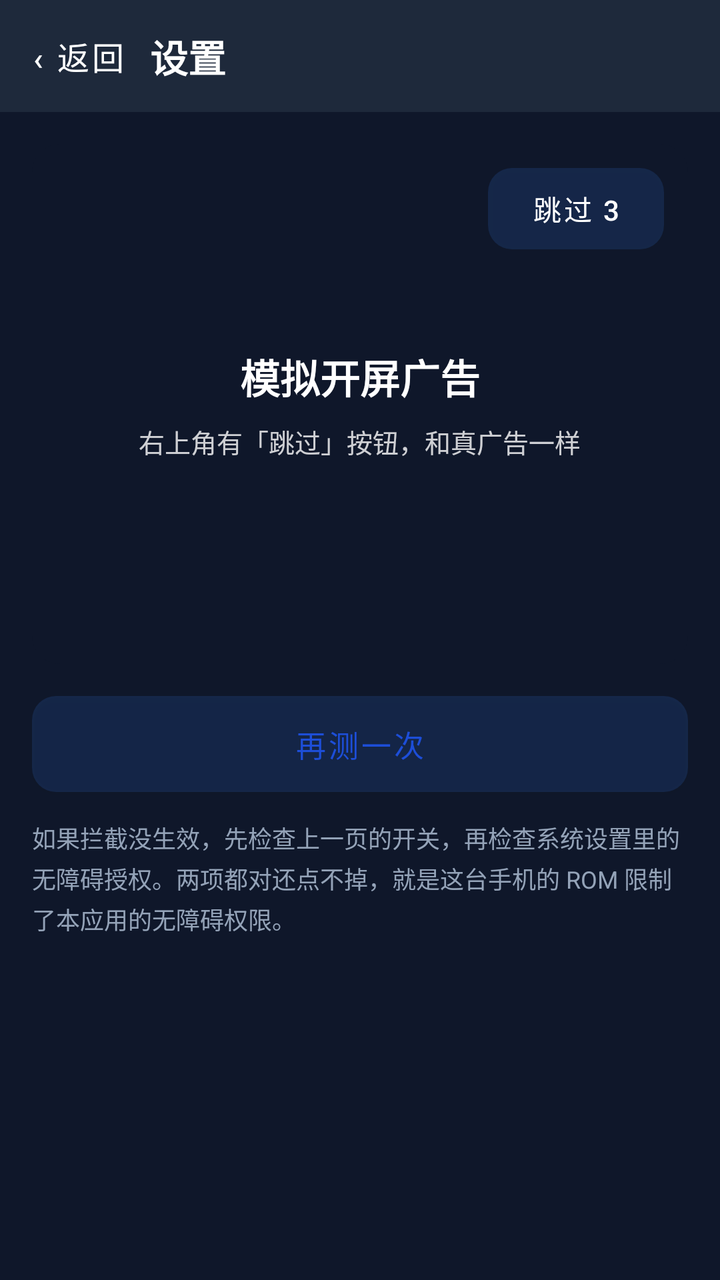
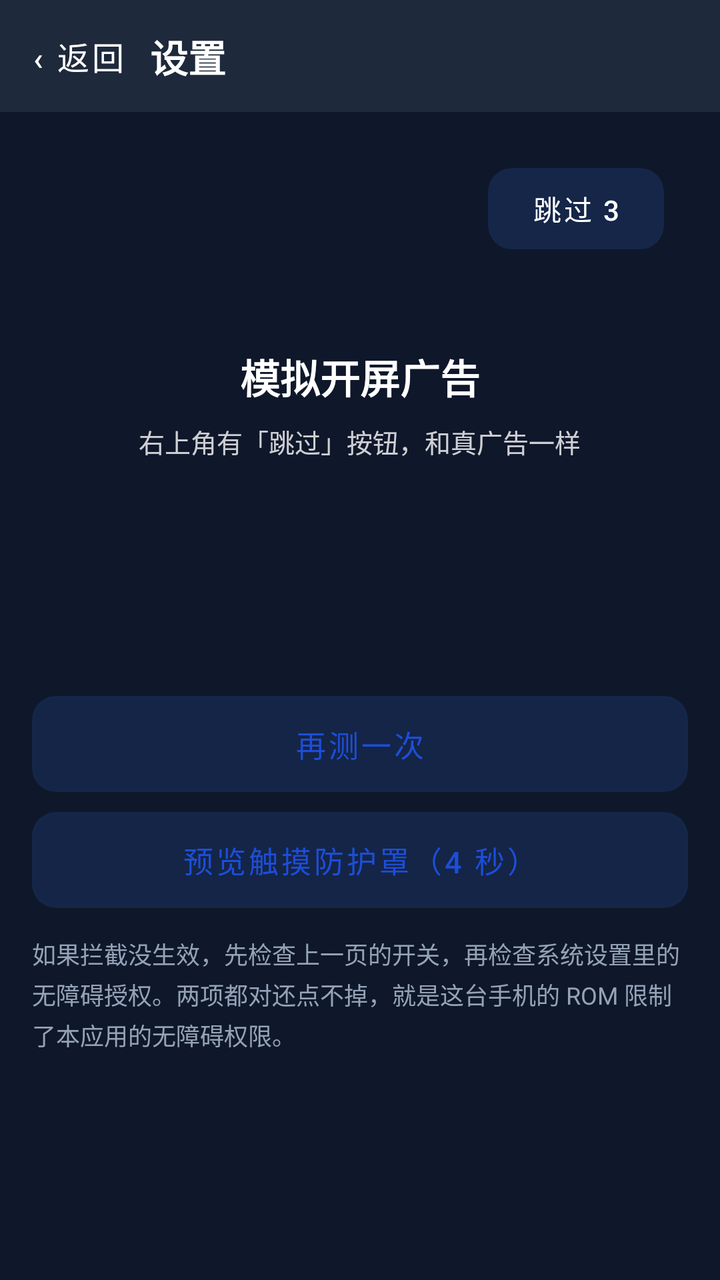

The first picture is an Android layout as it rendered before a commit; the second is the same layout after the commit. The layout source and the unified diff follow.
<!-- AndroidManifest.xml: application theme Theme.AntiFraudGuard -->
<!-- res/layout/activity_ad_skip_test.xml -->
<?xml version="1.0" encoding="utf-8"?>
<LinearLayout xmlns:android="http://schemas.android.com/apk/res/android"
    android:layout_width="match_parent"
    android:layout_height="match_parent"
    android:orientation="vertical"
    android:background="?attr/appBg">

    <include
        android:id="@+id/topbar"
        layout="@layout/layout_settings_topbar" />

    <ScrollView
        android:layout_width="match_parent"
        android:layout_height="0dp"
        android:layout_weight="1">

        <LinearLayout
            android:layout_width="match_parent"
            android:layout_height="wrap_content"
            android:orientation="vertical"
            android:padding="16dp"
            android:paddingBottom="32dp">

            
            <FrameLayout
                android:layout_width="match_parent"
                android:layout_height="260dp"
                android:background="@drawable/bg_ad_preview">

                <LinearLayout
                    android:layout_width="match_parent"
                    android:layout_height="match_parent"
                    android:gravity="center"
                    android:orientation="vertical">

                    <TextView
                        android:layout_width="wrap_content"
                        android:layout_height="wrap_content"
                        android:text="模拟开屏广告"
                        android:textColor="#FFFFFF"
                        android:textSize="20sp"
                        android:textStyle="bold" />

                    <TextView
                        android:layout_width="wrap_content"
                        android:layout_height="wrap_content"
                        android:layout_marginTop="8dp"
                        android:text="右上角有「跳过」按钮，和真广告一样"
                        android:textColor="#CCFFFFFF"
                        android:textSize="13sp" />
                </LinearLayout>

                <Button
                    android:id="@+id/btn_skip"
                    android:layout_width="wrap_content"
                    android:layout_height="wrap_content"
                    android:layout_gravity="top|end"
                    android:layout_margin="12dp"
                    android:background="@drawable/bg_btn_tonal"
                    android:minHeight="40dp"
                    android:paddingHorizontal="16dp"
                    android:text="跳过 3"
                    android:textColor="#FFFFFF"
                    android:textSize="14sp" />
            </FrameLayout>

            <TextView
                android:id="@+id/tv_result"
                android:layout_width="match_parent"
                android:layout_height="wrap_content"
                android:layout_marginTop="16dp"
                android:lineSpacingExtra="4dp"
                android:textColor="?attr/appText"
                android:textSize="14sp"
                android:visibility="gone" />

            <Button
                android:id="@+id/btn_retry"
                android:layout_width="match_parent"
                android:layout_height="48dp"
                android:layout_marginTop="16dp"
                android:background="@drawable/bg_btn_tonal"
                android:text="再测一次"
                android:textColor="@color/c_accent_blue"
                android:textSize="15sp" />

            <TextView
                android:layout_width="match_parent"
                android:layout_height="wrap_content"
                android:layout_marginTop="14dp"
                android:lineSpacingExtra="3dp"
                android:text="如果拦截没生效，先检查上一页的开关，再检查系统设置里的无障碍授权。两项都对还点不掉，就是这台手机的 ROM 限制了本应用的无障碍权限。"
                android:textColor="?attr/appTextDim"
                android:textSize="12sp" />

        </LinearLayout>
    </ScrollView>
</LinearLayout>
<!-- res/layout/layout_settings_topbar.xml (included above) -->
<?xml version="1.0" encoding="utf-8"?>
<LinearLayout xmlns:android="http://schemas.android.com/apk/res/android"
    android:layout_width="match_parent"
    android:layout_height="56dp"
    android:orientation="horizontal"
    android:gravity="center_vertical"
    android:background="?attr/appCard"
    android:paddingStart="8dp"
    android:paddingEnd="16dp">

    <Button
        android:id="@+id/btn_back"
        android:layout_width="wrap_content"
        android:layout_height="44dp"
        android:minWidth="0dp"
        android:paddingStart="8dp"
        android:paddingEnd="12dp"
        android:background="@android:color/transparent"
        android:text="‹ 返回"
        android:textColor="?attr/appText"
        android:textSize="16sp" />

    <TextView
        android:id="@+id/tv_title"
        android:layout_width="0dp"
        android:layout_height="wrap_content"
        android:layout_weight="1"
        android:ellipsize="end"
        android:singleLine="true"
        android:text="设置"
        android:textColor="?attr/appText"
        android:textSize="19sp"
        android:textStyle="bold" />
</LinearLayout>
<!-- resources referenced by this layout -->
<resources>
  <!-- drawable bg_ad_preview (drawable) -->
  <?xml version="1.0" encoding="utf-8"?>
  <shape xmlns:android="http://schemas.android.com/apk/res/android"
      android:shape="rectangle">
      <solid android:color="#0F172A" />
      <corners android:radius="14dp" />
  </shape>
  <!-- drawable bg_btn_tonal (drawable) -->
  <?xml version="1.0" encoding="utf-8"?>
  <shape xmlns:android="http://schemas.android.com/apk/res/android" android:shape="rectangle">
      <solid android:color="#263B82F6" />
      <corners android:radius="12dp" />
  </shape>
  <style name="Theme.AntiFraudGuard" parent="Theme.MaterialComponents.NoActionBar">
          
          <item name="colorPrimary">@color/blue_500</item>
          <item name="colorPrimaryVariant">@color/blue_700</item>
          <item name="colorOnPrimary">@color/white</item>
          
          <item name="colorSecondary">@color/emerald_500</item>
          <item name="colorSecondaryVariant">@color/emerald_700</item>
          <item name="colorOnSecondary">@color/white</item>
  
          <item name="appBg">#0F172A</item>
          <item name="appCard">#1E293B</item>
          <item name="appCardAlt">#26314A</item>
          <item name="appText">#FFFFFF</item>
          <item name="appTextDim">#94A3B8</item>
          <item name="appDivider">#334155</item>
          <item name="appInputBg">#26314A</item>
          <item name="appInputText">#FFFFFF</item>
  
          
          <item name="appDangerBgSoft">#3F1A1E</item>
          <item name="appWarnBgSoft">#3A2E12</item>
          <item name="appWarnTextStrong">#FCD34D</item>
          <item name="appWarnTextDim">#D4B36A</item>
          <item name="appDangerTextStrong">#FCA5A5</item>
          <item name="appDangerTextDim">#DCA9A9</item>
  
          
          <item name="android:statusBarColor">#0F172A</item>
          <item name="android:windowBackground">#0F172A</item>
          <item name="android:navigationBarColor">#0F172A</item>
      </style>
  <color name="blue_500">#3B82F6</color>
  <color name="blue_700">#1D4ED8</color>
  <color name="white">#FFFFFFFF</color>
  <color name="emerald_500">#10B981</color>
  <color name="emerald_700">#047857</color>
</resources>

<!-- the commit's change to res/layout/activity_ad_skip_test.xml (unified diff, before → after) -->
@@ -84,6 +84,16 @@
                 android:textColor="@color/c_accent_blue"
                 android:textSize="15sp" />
 
+            <Button
+                android:id="@+id/btn_shield_preview"
+                android:layout_width="match_parent"
+                android:layout_height="48dp"
+                android:layout_marginTop="10dp"
+                android:background="@drawable/bg_btn_tonal"
+                android:text="预览触摸防护罩（4 秒）"
+                android:textColor="@color/c_accent_blue"
+                android:textSize="15sp" />
+
             <TextView
                 android:layout_width="match_parent"
                 android:layout_height="wrap_content"
